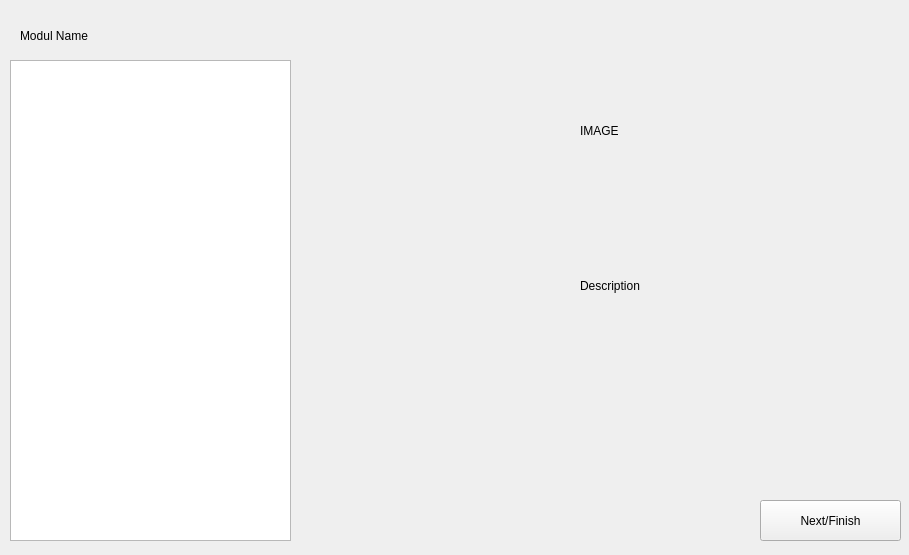
First picture: the form in EternalModManager/ModInstalling.ui, repository SpaceMaN122001/EternalModManager, before the edit.
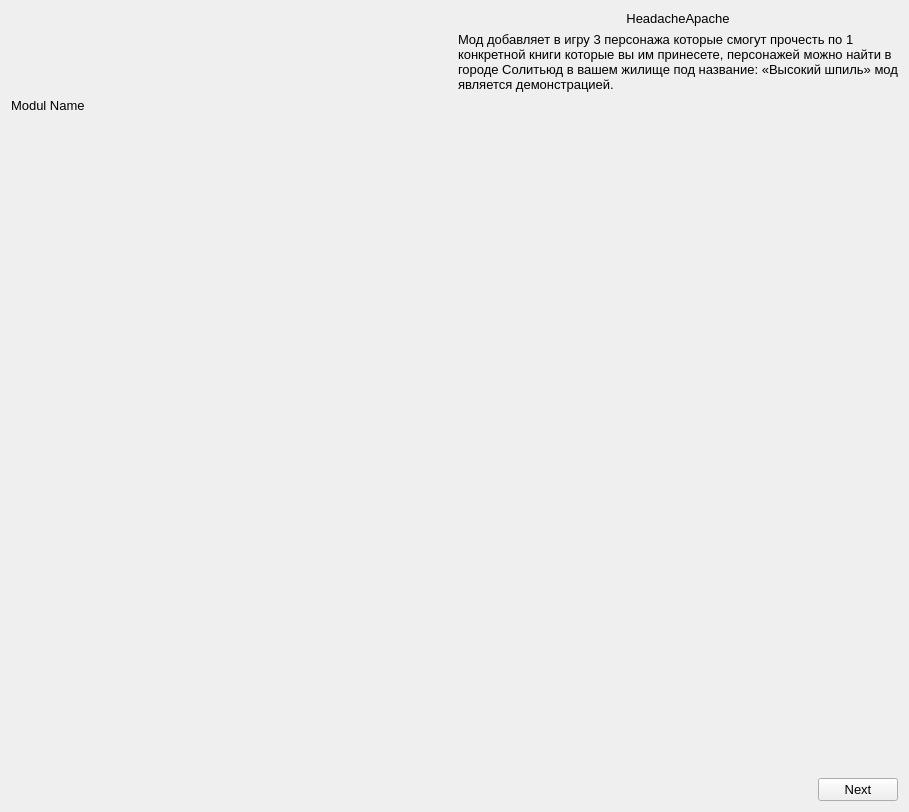
Second picture: the form after the edit. Icons and pictures are not drawn.

What changed in the file:
```diff
--- a/EternalModManager/ModInstalling.ui
+++ b/EternalModManager/ModInstalling.ui
@@ -7,77 +7,137 @@
     <x>0</x>
     <y>0</y>
     <width>909</width>
-    <height>555</height>
+    <height>812</height>
    </rect>
   </property>
   <property name="windowTitle">
    <string>Form</string>
   </property>
+  <layout class="QGridLayout" name="gridLayout">
+   <item row="0" column="0" colspan="3">
+    <layout class="QHBoxLayout" name="horizontalLayout">
+     <item>
   <widget class="QLabel" name="imageLabel">
-   <property name="geometry">
-    <rect>
-     <x>580</x>
-     <y>20</y>
-     <width>311</width>
-     <height>221</height>
-    </rect>
-   </property>
    <property name="text">
-    <string>IMAGE</string>
-   </property>
-  </widget>
-  <widget class="QPushButton" name="nextPushButton">
-   <property name="geometry">
-    <rect>
-     <x>760</x>
-     <y>500</y>
-     <width>141</width>
-     <height>41</height>
-    </rect>
+        <string/>
+       </property>
+       <property name="pixmap">
+        <pixmap>Resources/main.png</pixmap>
+       </property>
+      </widget>
+     </item>
+     <item>
+      <layout class="QVBoxLayout" name="verticalLayout_4">
+       <item>
+        <widget class="QLabel" name="modNameLabel">
+         <property name="font">
+          <font>
+           <family>Yu Gothic UI</family>
+           <pointsize>10</pointsize>
+          </font>
    </property>
    <property name="text">
-    <string>Next/Finish</string>
-   </property>
-  </widget>
-  <widget class="QListWidget" name="flagsListWidget">
-   <property name="geometry">
-    <rect>
-     <x>10</x>
-     <y>60</y>
-     <width>281</width>
-     <height>481</height>
-    </rect>
-   </property>
-  </widget>
+          <string>HeadacheApache</string>
+         </property>
+         <property name="alignment">
+          <set>Qt::AlignCenter</set>
+         </property>
+        </widget>
+       </item>
+       <item>
   <widget class="QLabel" name="descriptionLabel">
-   <property name="geometry">
-    <rect>
-     <x>580</x>
-     <y>220</y>
-     <width>311</width>
-     <height>131</height>
-    </rect>
+         <property name="font">
+          <font>
+           <family>Yu Gothic UI</family>
+           <pointsize>10</pointsize>
+          </font>
    </property>
    <property name="text">
-    <string>Description</string>
+          <string>Мод добавляет в игру 3 персонажа которые смогут прочесть по 1 конкретной книги которые вы им принесете, персонажей можно найти в городе Солитьюд в вашем жилище под название: «Высокий шпиль» мод является демонстрацией.</string>
    </property>
    <property name="wordWrap">
     <bool>true</bool>
    </property>
   </widget>
+       </item>
+      </layout>
+     </item>
+    </layout>
+   </item>
+   <item row="1" column="0">
+    <layout class="QVBoxLayout" name="flagsVerticalLayout">
+     <item>
   <widget class="QLabel" name="modulNameLabel">
-   <property name="geometry">
-    <rect>
-     <x>20</x>
-     <y>20</y>
-     <width>271</width>
-     <height>31</height>
-    </rect>
+       <property name="font">
+        <font>
+         <family>Yu Gothic UI</family>
+         <pointsize>10</pointsize>
+        </font>
    </property>
    <property name="text">
     <string>Modul Name</string>
    </property>
   </widget>
+     </item>
+     <item>
+      <spacer name="verticalSpacer_2">
+       <property name="orientation">
+        <enum>Qt::Vertical</enum>
+       </property>
+       <property name="sizeHint" stdset="0">
+        <size>
+         <width>20</width>
+         <height>40</height>
+        </size>
+       </property>
+      </spacer>
+     </item>
+    </layout>
+   </item>
+   <item row="1" column="1">
+    <spacer name="horizontalSpacer">
+     <property name="orientation">
+      <enum>Qt::Horizontal</enum>
+     </property>
+     <property name="sizeHint" stdset="0">
+      <size>
+       <width>40</width>
+       <height>20</height>
+      </size>
+     </property>
+    </spacer>
+   </item>
+   <item row="1" column="2">
+    <layout class="QVBoxLayout" name="verticalLayout_2">
+     <item>
+      <spacer name="verticalSpacer">
+       <property name="orientation">
+        <enum>Qt::Vertical</enum>
+       </property>
+       <property name="sizeHint" stdset="0">
+        <size>
+         <width>20</width>
+         <height>40</height>
+        </size>
+       </property>
+      </spacer>
+     </item>
+     <item>
+      <widget class="QPushButton" name="nextPushButton">
+       <property name="font">
+        <font>
+         <family>Yu Gothic UI</family>
+         <pointsize>10</pointsize>
+        </font>
+       </property>
+       <property name="text">
+        <string>Next</string>
+       </property>
+      </widget>
+     </item>
+    </layout>
+   </item>
+  </layout>
  </widget>
  <resources/>
  <connections/>
```
Left out of the diff: 3 changed lines with no effect on the pictures. Lines whose indentation alone changed are shown as unchanged.
